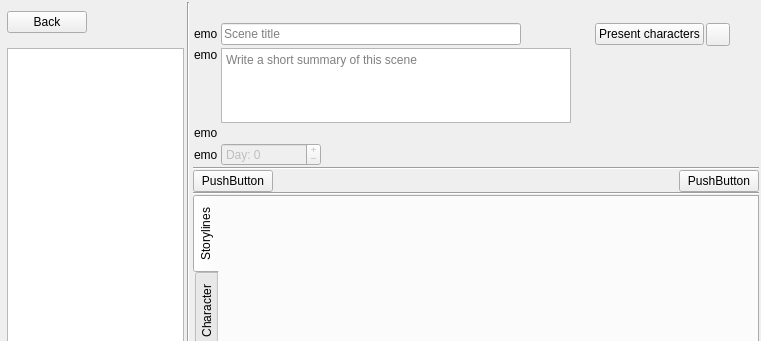
zkovari/plotlyst, file ui/scene_editor.ui: the form before one commit; both pictures show x 0 to 761 and y 0 to 341 of the 761 by 564 pixel window.
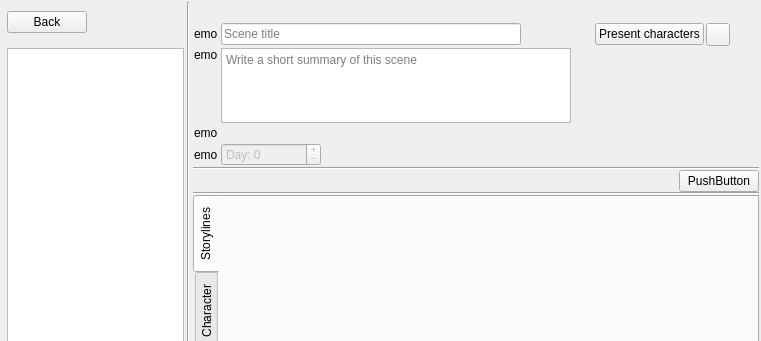
The form after the commit. Custom widgets are drawn as their Qt base class.

Commit message: Display ScenePurposeTypeButton in scene editor

Patch:
```diff
--- a/ui/scene_editor.ui
+++ b/ui/scene_editor.ui
@@ -509,17 +509,23 @@
       </widget>
      </item>
      <item>
+      <widget class="QWidget" name="wdgMidbar" native="true">
       <layout class="QHBoxLayout" name="horizontalLayout_2">
-       <item>
-        <widget class="QPushButton" name="btnPurpose">
-         <property name="cursor">
-          <cursorShape>PointingHandCursor</cursorShape>
-         </property>
-         <property name="text">
-          <string>PushButton</string>
-         </property>
-        </widget>
-       </item>
+        <property name="spacing">
+         <number>0</number>
+        </property>
+        <property name="leftMargin">
+         <number>15</number>
+        </property>
+        <property name="topMargin">
+         <number>0</number>
+        </property>
+        <property name="rightMargin">
+         <number>0</number>
+        </property>
+        <property name="bottomMargin">
+         <number>0</number>
+        </property>
        <item>
         <spacer name="horizontalSpacer_2">
          <property name="orientation">
@@ -547,6 +553,7 @@
         </widget>
        </item>
       </layout>
+      </widget>
      </item>
      <item>
       <widget class="Line" name="line_2">
```
Left out of the diff: 3 changed lines with no effect on the pictures. Lines whose indentation alone changed are shown as unchanged. The commit also changes 3 other files.
